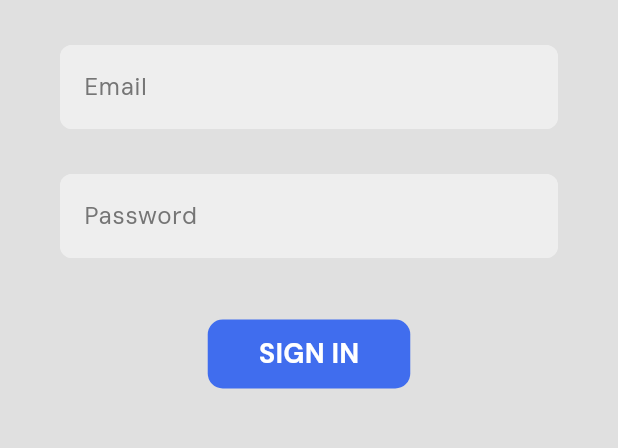
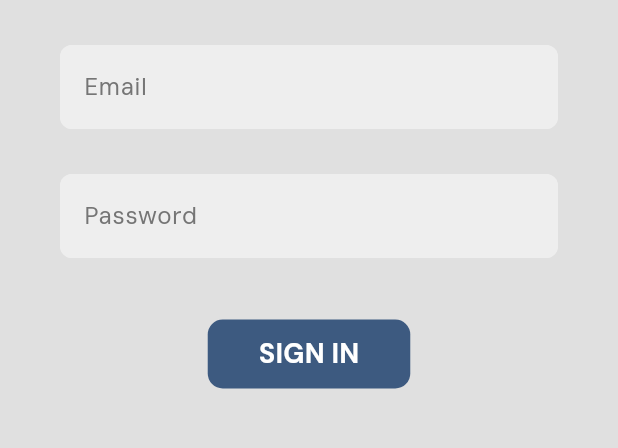
Before and after one commit to SahanLochana/CIS_UnixCloud, a Flutter app: the screen it shows after launch, on a phone screen of 412 x 824 dp, the part 339-787 px from its top. Run offline on Flutter 3.47's test engine with Material 3 defaults, Android fonts, the phone set to English and light mode, and no system bars; drawn by our look-alikes of toastification; our stand-ins replace cloud_firestore, file_picker, firebase_auth, firebase_core, firebase_storage, go_router and 1 more; missing offline and left inert: internet_file, pdfx; accounts and stored records are empty; generated files the repository leaves out were written again.

Commit message:
change color

```diff
--- a/lib/core_features/presantation/Components/login_text_field.dart
+++ b/lib/core_features/presantation/Components/login_text_field.dart
@@ -31,7 +31,7 @@ class LoginTextField extends StatelessWidget {
               TextStyle(color: Colors.grey.shade600, fontFamily: "dmsans"),
           focusedBorder: OutlineInputBorder(
             borderRadius: BorderRadius.circular(8),
-            borderSide: BorderSide(color: Colors.grey.shade500),
+            borderSide: BorderSide(color: const Color(0xFF3D5A80)),
           ),
           enabledBorder: OutlineInputBorder(
             borderRadius: BorderRadius.circular(8),
--- a/lib/core_features/presantation/Components/my_btn.dart
+++ b/lib/core_features/presantation/Components/my_btn.dart
@@ -12,7 +12,7 @@ class MyBtn extends StatelessWidget {
       onPressed: onTap,
       style: ButtonStyle(
         elevation: const MaterialStatePropertyAll(0),
-        backgroundColor: const MaterialStatePropertyAll(Color(0xFF406DEE)),
+        backgroundColor: const MaterialStatePropertyAll(Color(0xFF3D5A80)),
         shape: MaterialStatePropertyAll(
           RoundedRectangleBorder(
             borderRadius: BorderRadius.circular(10),
```
